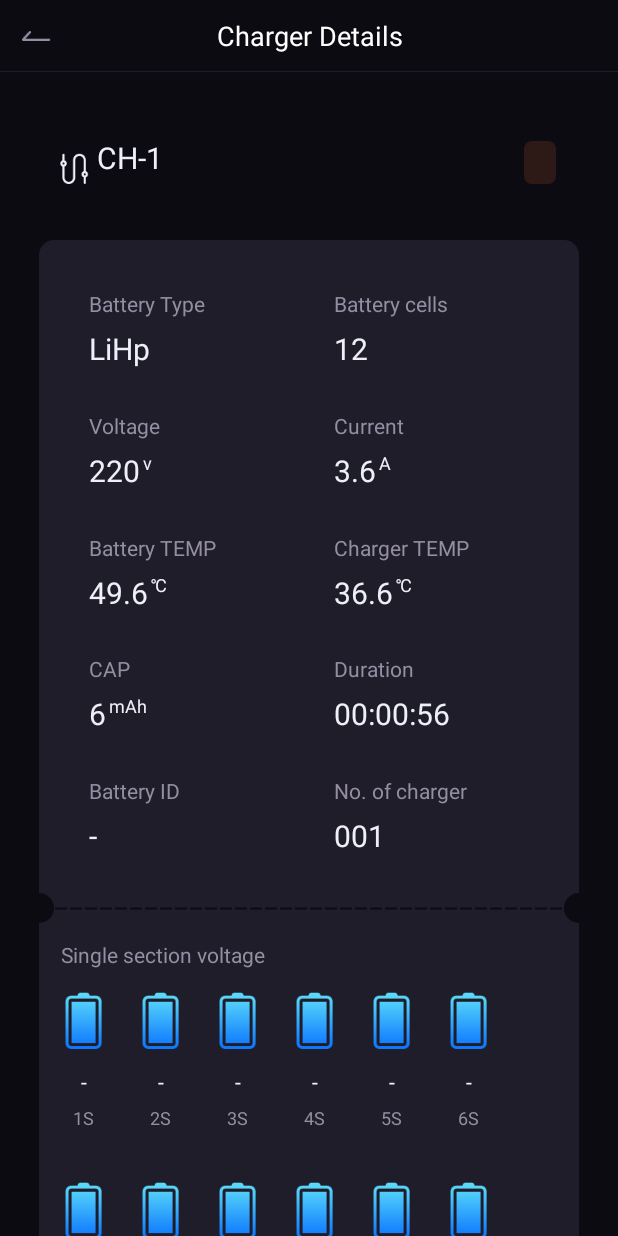
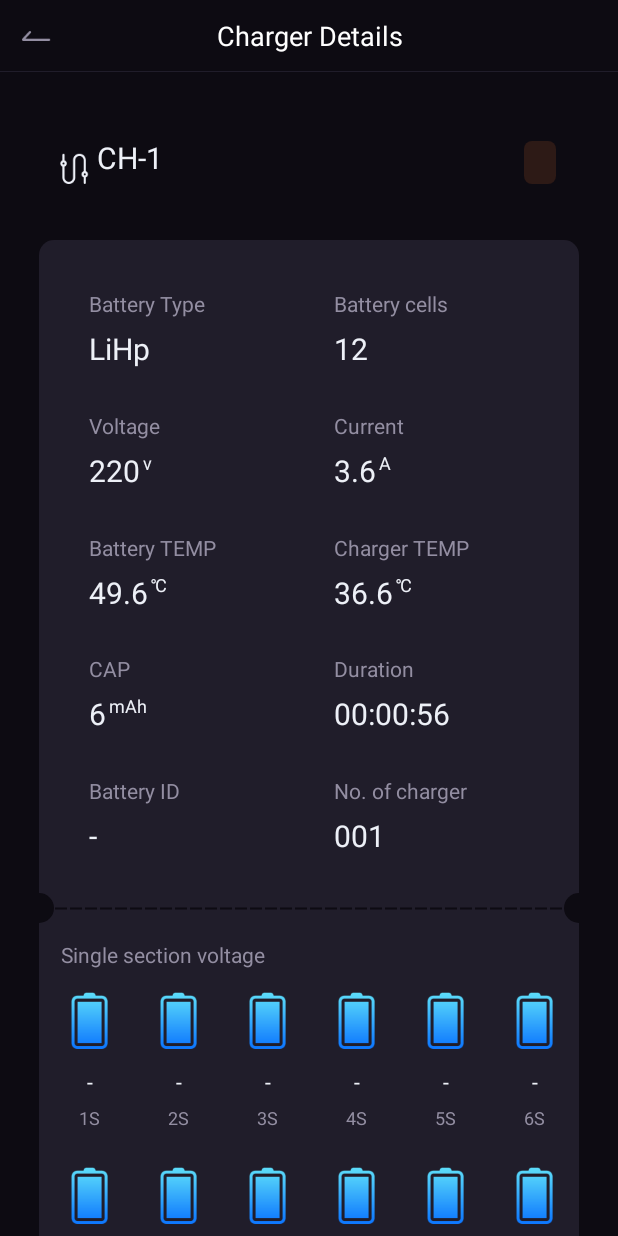
Before and after one commit to YannisYwx/Charger, an Android app: the layout activity_charger_details.xml on its own in the app's theme, with its tools: preview values and no code run, on a phone screen of 412 x 824 dp. Run offline under Robolectric (Android 15) with nearby library versions, the light colour scheme and no system bars.

Commit message:
将单节电池电压固定为两位小数，不足补0

```diff
--- a/app/src/main/java/com/sevenchip/charger/data/bean/UpstreamData.java
+++ b/app/src/main/java/com/sevenchip/charger/data/bean/UpstreamData.java
@@ -8,6 +8,7 @@ import com.sevenchip.charger.utils.ByteUtils;
 
 import java.io.Serializable;
 import java.math.BigDecimal;
+import java.text.DecimalFormat;
 import java.util.Arrays;
 
 /**
@@ -257,8 +258,11 @@ public class UpstreamData implements Serializable {
     }
 
     public String getSingleVoltage(int index){
-        BigDecimal b  = BigDecimal.valueOf(_BVXS[index]);
-        return String.valueOf(b.setScale(2,  BigDecimal.ROUND_HALF_UP).floatValue());
+        // 四舍五入
+        BigDecimal value = BigDecimal.valueOf(_BVXS[index]).setScale(2,BigDecimal.ROUND_HALF_UP);
+        // 不足两位小数补0
+        DecimalFormat decimalFormat = new DecimalFormat("0.00#");
+        return decimalFormat.format(value);
     }
 
 
--- a/app/src/main/res/layout/activity_charger_details.xml
+++ b/app/src/main/res/layout/activity_charger_details.xml
@@ -22,7 +22,7 @@
             <View
                 android:id="@+id/bg"
                 android:layout_width="match_parent"
-                android:layout_height="780dp"
+                android:layout_height="760dp"
                 android:layout_marginEnd="26dp"
                 android:layout_marginStart="26dp"
                 android:layout_marginTop="112dp"
@@ -254,19 +254,23 @@
 
             <com.sevenchip.charger.widget.VoltageView
                 android:id="@+id/vv_1"
-                android:layout_width="wrap_content"
+                android:layout_width="0dp"
+                app:layout_constraintHorizontal_weight="1"
                 android:layout_height="wrap_content"
                 android:layout_marginStart="4dp"
                 android:layout_marginTop="15dp"
                 app:layout_constraintLeft_toLeftOf="@+id/bg"
+                app:layout_constraintRight_toLeftOf="@id/vv_2"
                 app:layout_constraintTop_toBottomOf="@+id/tv_section"
                 app:powerIcon="@mipmap/icon_power_full"
                 app:second="1S"/>
 
             <com.sevenchip.charger.widget.VoltageView
                 android:id="@+id/vv_2"
-                android:layout_width="wrap_content"
+                android:layout_width="0dp"
+                app:layout_constraintHorizontal_weight="1"
                 android:layout_height="wrap_content"
+                app:layout_constraintRight_toLeftOf="@id/vv_3"
                 app:layout_constraintLeft_toRightOf="@+id/vv_1"
                 app:layout_constraintTop_toTopOf="@+id/vv_1"
                 app:powerIcon="@mipmap/icon_power_full"
@@ -274,8 +278,10 @@
 
             <com.sevenchip.charger.widget.VoltageView
                 android:id="@+id/vv_3"
-                android:layout_width="wrap_content"
+                android:layout_width="0dp"
+                app:layout_constraintHorizontal_weight="1"
                 android:layout_height="wrap_content"
+                app:layout_constraintRight_toLeftOf="@id/vv_4"
                 app:layout_constraintLeft_toRightOf="@+id/vv_2"
                 app:layout_constraintTop_toTopOf="@+id/vv_1"
                 app:powerIcon="@mipmap/icon_power_full"
@@ -283,8 +289,10 @@
 
             <com.sevenchip.charger.widget.VoltageView
                 android:id="@+id/vv_4"
-                android:layout_width="wrap_content"
+                android:layout_width="0dp"
+                app:layout_constraintHorizontal_weight="1"
                 android:layout_height="wrap_content"
+                app:layout_constraintRight_toLeftOf="@id/vv_5"
                 app:layout_constraintLeft_toRightOf="@+id/vv_3"
                 app:layout_constraintTop_toTopOf="@+id/vv_1"
                 app:powerIcon="@mipmap/icon_power_full"
@@ -292,8 +300,10 @@
 
             <com.sevenchip.charger.widget.VoltageView
                 android:id="@+id/vv_5"
-                android:layout_width="wrap_content"
+                android:layout_width="0dp"
+                app:layout_constraintHorizontal_weight="1"
                 android:layout_height="wrap_content"
+                app:layout_constraintRight_toLeftOf="@id/vv_6"
                 app:layout_constraintLeft_toRightOf="@+id/vv_4"
                 app:layout_constraintTop_toTopOf="@+id/vv_1"
                 app:powerIcon="@mipmap/icon_power_full"
@@ -301,8 +311,10 @@
 
             <com.sevenchip.charger.widget.VoltageView
                 android:id="@+id/vv_6"
-                android:layout_width="wrap_content"
+                app:layout_constraintHorizontal_weight="1"
+                android:layout_width="0dp"
                 android:layout_height="wrap_content"
+                app:layout_constraintRight_toRightOf="@id/bg"
                 app:layout_constraintLeft_toRightOf="@+id/vv_5"
                 app:layout_constraintTop_toTopOf="@+id/vv_1"
                 app:powerIcon="@mipmap/icon_power_full"
@@ -310,28 +322,34 @@
 
             <com.sevenchip.charger.widget.VoltageView
                 android:id="@+id/vv_7"
-                android:layout_width="wrap_content"
+                android:layout_width="0dp"
+                app:layout_constraintHorizontal_weight="1"
                 android:layout_height="wrap_content"
                 android:layout_marginBottom="25dp"
                 android:layout_marginStart="4dp"
+                app:layout_constraintLeft_toLeftOf="@+id/bg"
+                app:layout_constraintRight_toLeftOf="@id/vv_8"
                 app:layout_constraintBottom_toBottomOf="@+id/bg"
                 app:layout_constraintTop_toBottomOf="@id/vv_1"
-                app:layout_constraintLeft_toLeftOf="@+id/bg"
                 app:powerIcon="@mipmap/icon_power_full"
                 app:second="7S"/>
 
             <com.sevenchip.charger.widget.VoltageView
                 android:id="@+id/vv_8"
-                android:layout_width="wrap_content"
+                android:layout_width="0dp"
+                app:layout_constraintHorizontal_weight="1"
+                app:layout_constraintLeft_toRightOf="@+id/vv_7"
+                app:layout_constraintRight_toLeftOf="@id/vv_9"
                 android:layout_height="wrap_content"
-                app:layout_constraintLeft_toRightOf="@+id/vv_7"
                 app:layout_constraintTop_toTopOf="@+id/vv_7"
                 app:powerIcon="@mipmap/icon_power_full"
                 app:second="8S"/>
 
             <com.sevenchip.charger.widget.VoltageView
                 android:id="@+id/vv_9"
-                android:layout_width="wrap_content"
+                android:layout_width="0dp"
+                app:layout_constraintHorizontal_weight="1"
+                app:layout_constraintRight_toLeftOf="@id/vv_10"
                 android:layout_height="wrap_content"
                 app:layout_constraintLeft_toRightOf="@+id/vv_8"
                 app:layout_constraintTop_toTopOf="@+id/vv_7"
@@ -340,7 +358,9 @@
 
             <com.sevenchip.charger.widget.VoltageView
                 android:id="@+id/vv_10"
-                android:layout_width="wrap_content"
+                android:layout_width="0dp"
+                app:layout_constraintHorizontal_weight="1"
+                app:layout_constraintRight_toLeftOf="@id/vv_11"
                 android:layout_height="wrap_content"
                 app:layout_constraintLeft_toRightOf="@+id/vv_9"
                 app:layout_constraintTop_toTopOf="@+id/vv_7"
@@ -349,8 +369,10 @@
 
             <com.sevenchip.charger.widget.VoltageView
                 android:id="@+id/vv_11"
-                android:layout_width="wrap_content"
+                android:layout_width="0dp"
+                app:layout_constraintHorizontal_weight="1"
                 android:layout_height="wrap_content"
+                app:layout_constraintRight_toLeftOf="@id/vv_12"
                 app:layout_constraintLeft_toRightOf="@+id/vv_10"
                 app:layout_constraintTop_toTopOf="@+id/vv_7"
                 app:powerIcon="@mipmap/icon_power_full"
@@ -358,8 +380,10 @@
 
             <com.sevenchip.charger.widget.VoltageView
                 android:id="@+id/vv_12"
-                android:layout_width="wrap_content"
+                android:layout_width="0dp"
                 android:layout_height="wrap_content"
+                app:layout_constraintHorizontal_weight="1"
+                app:layout_constraintRight_toRightOf="@id/bg"
                 app:layout_constraintLeft_toRightOf="@+id/vv_11"
                 app:layout_constraintTop_toTopOf="@+id/vv_7"
                 app:powerIcon="@mipmap/icon_power_full"
--- a/app/src/main/res/layout/view_valtage_info.xml
+++ b/app/src/main/res/layout/view_valtage_info.xml
@@ -1,6 +1,6 @@
 <?xml version="1.0" encoding="utf-8"?>
 <android.support.constraint.ConstraintLayout xmlns:android="http://schemas.android.com/apk/res/android"
-    android:layout_width="51dp"
+    android:layout_width="match_parent"
     android:layout_height="wrap_content"
     xmlns:app="http://schemas.android.com/apk/res-auto">
     <ImageView
```
